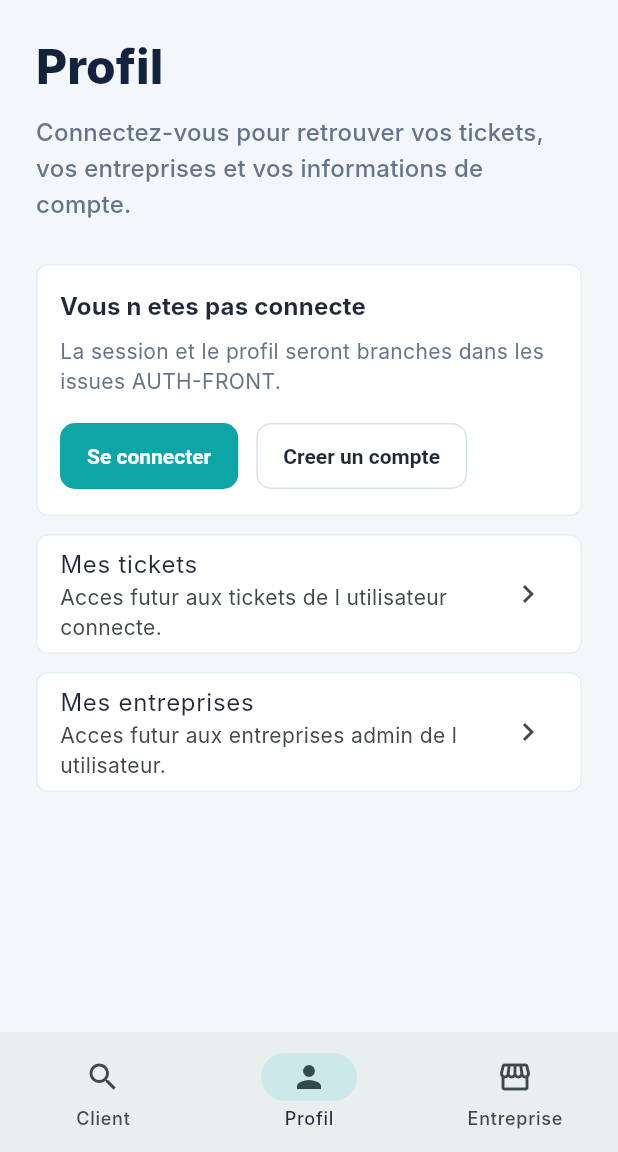
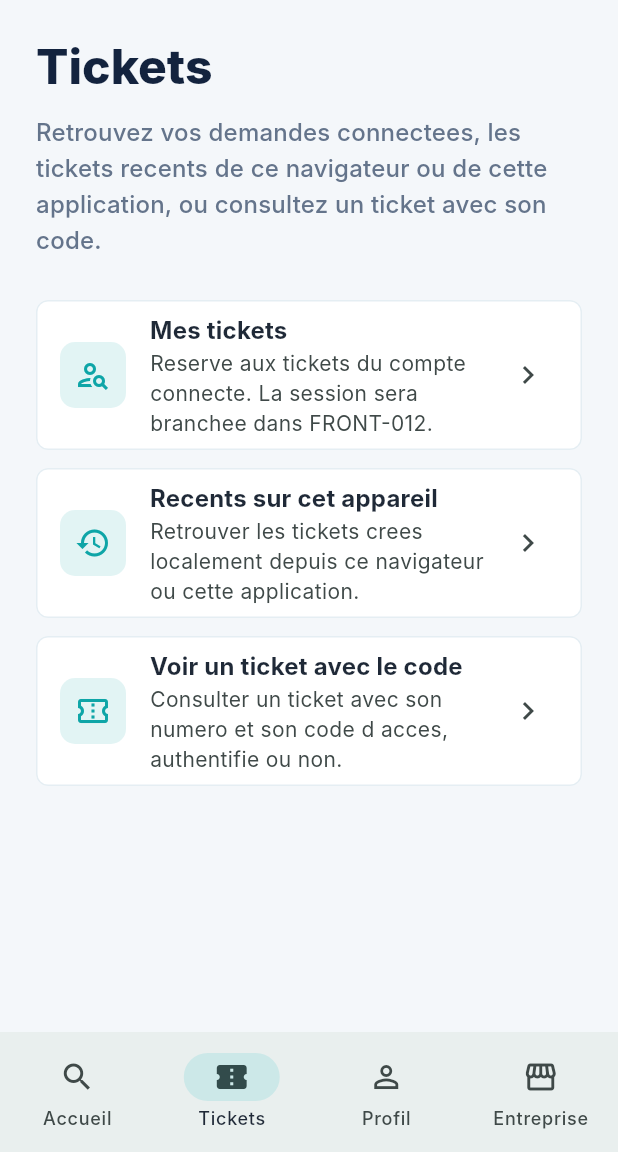
Before and after one commit to Darkstorm97/flowmova-frontend, a Flutter app: the screen it shows after launch, item 2 of the bottom bar chosen, on a phone screen of 412 x 824 dp, the part 84-1236 px from its top. Run offline on Flutter 3.47's test engine with Material 3 defaults, Android fonts, the phone set to English and light mode, and no system bars; Roboto replaces fonts that are missing (Inter).

Commit message:
Align MVP navigation with tickets tab

```diff
--- a/lib/src/app/app_router.dart
+++ b/lib/src/app/app_router.dart
@@ -6,6 +6,7 @@ import '../features/navigation/presentation/flow_mova_navigation_shell.dart';
 import '../features/placeholders/presentation/feature_placeholder_screen.dart';
 import '../features/placeholders/presentation/not_found_screen.dart';
 import '../features/profile/presentation/profile_home_screen.dart';
+import '../features/tickets/presentation/tickets_home_screen.dart';
 import 'app_routes.dart';
 
 abstract final class AppRouter {
@@ -21,6 +22,10 @@ abstract final class AppRouter {
       AppRoutes.profile => const FlowMovaNavigationShell(
         selectedRoute: AppRoutes.profile,
         child: ProfileHomeScreen(),
+      ),
+      AppRoutes.tickets => const FlowMovaNavigationShell(
+        selectedRoute: AppRoutes.tickets,
+        child: TicketsHomeScreen(),
       ),
       AppRoutes.business => const FlowMovaNavigationShell(
         selectedRoute: AppRoutes.business,
--- a/lib/src/app/app_routes.dart
+++ b/lib/src/app/app_routes.dart
@@ -1,6 +1,7 @@
 abstract final class AppRoutes {
   static const client = '/';
   static const clientAlias = '/client';
+  static const tickets = '/tickets';
   static const profile = '/profile';
   static const business = '/business';
 
--- a/lib/src/features/client/presentation/client_home_screen.dart
+++ b/lib/src/features/client/presentation/client_home_screen.dart
@@ -17,12 +17,12 @@ class ClientHomeScreen extends StatelessWidget {
         const FlowMovaLogo(width: 188),
         const SizedBox(height: 32),
         Text(
-          'Trouvez une entreprise et suivez vos demandes.',
+          'Trouvez une entreprise et creez votre demande.',
           style: textTheme.headlineLarge?.copyWith(fontWeight: FontWeight.w800),
         ),
         const SizedBox(height: 12),
         Text(
-          'L espace client sera le point d entree principal pour rechercher une entreprise, filtrer par domaine ou ville, puis creer ou consulter un ticket.',
+          'L accueil sera le point d entree principal pour rechercher une entreprise, filtrer par domaine ou ville, puis acceder aux services disponibles.',
           style: textTheme.titleMedium?.copyWith(color: FlowMovaColors.slate),
         ),
         const SizedBox(height: 28),
@@ -32,7 +32,7 @@ class ClientHomeScreen extends StatelessWidget {
           children: [
             _BrandBadge(label: 'Recherche entreprises'),
             _BrandBadge(label: 'Filtres'),
-            _BrandBadge(label: 'Suivi ticket'),
+            _BrandBadge(label: 'Acces QR code'),
           ],
         ),
         const SizedBox(height: 28),
@@ -47,13 +47,14 @@ class ClientHomeScreen extends StatelessWidget {
         ),
         const SizedBox(height: 12),
         _ClientActionCard(
-          title: 'Consulter un ticket',
+          title: 'Scanner un QR code',
           description:
-              'Acceder a un ticket avec son numero plateforme, puis suivre son statut.',
-          actionLabel: 'Consulter',
-          icon: Icons.confirmation_number_outlined,
+              'Ouvrir rapidement le parcours public d un emplacement ou d une unite de service.',
+          actionLabel: 'Ouvrir',
+          icon: Icons.qr_code_scanner_outlined,
           secondary: true,
-          onPressed: () => Navigator.pushNamed(context, AppRoutes.ticketLookup),
+          onPressed: () =>
+              Navigator.pushNamed(context, AppRoutes.publicLocationDetail),
         ),
       ],
     );
--- a/lib/src/features/navigation/presentation/flow_mova_navigation_shell.dart
+++ b/lib/src/features/navigation/presentation/flow_mova_navigation_shell.dart
@@ -32,7 +32,12 @@ class FlowMovaNavigationShell extends StatelessWidget {
                 NavigationDestination(
                   icon: Icon(Icons.search_outlined),
                   selectedIcon: Icon(Icons.search),
-                  label: 'Client',
+                  label: 'Accueil',
+                ),
+                NavigationDestination(
+                  icon: Icon(Icons.confirmation_number_outlined),
+                  selectedIcon: Icon(Icons.confirmation_number),
+                  label: 'Tickets',
                 ),
                 NavigationDestination(
                   icon: Icon(Icons.person_outline),
@@ -68,7 +73,12 @@ class FlowMovaNavigationShell extends StatelessWidget {
                     NavigationRailDestination(
                       icon: Icon(Icons.search_outlined),
                       selectedIcon: Icon(Icons.search),
-                      label: Text('Client'),
+                      label: Text('Accueil'),
+                    ),
+                    NavigationRailDestination(
+                      icon: Icon(Icons.confirmation_number_outlined),
+                      selectedIcon: Icon(Icons.confirmation_number),
+                      label: Text('Tickets'),
                     ),
                     NavigationRailDestination(
                       icon: Icon(Icons.person_outline),
@@ -93,15 +103,17 @@ class FlowMovaNavigationShell extends StatelessWidget {
   }
 
   int get _selectedIndex => switch (selectedRoute) {
-    AppRoutes.profile => 1,
-    AppRoutes.business => 2,
+    AppRoutes.tickets => 1,
+    AppRoutes.profile => 2,
+    AppRoutes.business => 3,
     _ => 0,
   };
 
   void _goToIndex(BuildContext context, int index) {
     final targetRoute = switch (index) {
-      1 => AppRoutes.profile,
-      2 => AppRoutes.business,
+      1 => AppRoutes.tickets,
+      2 => AppRoutes.profile,
+      3 => AppRoutes.business,
       _ => AppRoutes.client,
     };
 
--- a/lib/src/features/profile/presentation/profile_home_screen.dart
+++ b/lib/src/features/profile/presentation/profile_home_screen.dart
@@ -65,15 +65,9 @@ class ProfileHomeScreen extends StatelessWidget {
         ),
         const SizedBox(height: 12),
         _ProfileShortcut(
-          title: 'Mes tickets',
-          subtitle: 'Acces futur aux tickets de l utilisateur connecte.',
-          routeName: AppRoutes.myTickets,
-        ),
-        const SizedBox(height: 12),
-        _ProfileShortcut(
-          title: 'Mes entreprises',
-          subtitle: 'Acces futur aux entreprises admin de l utilisateur.',
-          routeName: AppRoutes.myCompanies,
+          title: 'Mes infos profil',
+          subtitle: 'Acces futur aux informations du compte connecte.',
+          routeName: AppRoutes.login,
         ),
       ],
     );
--- /dev/null
+++ b/lib/src/features/tickets/presentation/tickets_home_screen.dart
@@ -0,0 +1,94 @@
+import 'package:flutter/material.dart';
+
+import '../../../app/app_routes.dart';
+import '../../../core/theme/flow_mova_colors.dart';
+
+class TicketsHomeScreen extends StatelessWidget {
+  const TicketsHomeScreen({super.key});
+
+  @override
+  Widget build(BuildContext context) {
+    final textTheme = Theme.of(context).textTheme;
+
+    return Column(
+      crossAxisAlignment: CrossAxisAlignment.start,
+      children: [
+        Text(
+          'Tickets',
+          style: textTheme.headlineLarge?.copyWith(fontWeight: FontWeight.w800),
+        ),
+        const SizedBox(height: 12),
+        Text(
+          'Retrouvez vos demandes connectees, les tickets recents de ce navigateur ou de cette application, ou consultez un ticket avec son code.',
+          style: textTheme.titleMedium?.copyWith(color: FlowMovaColors.slate),
+        ),
+        const SizedBox(height: 28),
+        _TicketShortcut(
+          title: 'Mes tickets',
+          subtitle:
+              'Reserve aux tickets du compte connecte. La session sera branchee dans FRONT-012.',
+          icon: Icons.person_search_outlined,
+          routeName: AppRoutes.myTickets,
+        ),
+        const SizedBox(height: 12),
+        _TicketShortcut(
+          title: 'Recents sur cet appareil',
+          subtitle:
+              'Retrouver les tickets crees localement depuis ce navigateur ou cette application.',
+          icon: Icons.history_outlined,
+          routeName: AppRoutes.ticketLookup,
+        ),
+        const SizedBox(height: 12),
+        _TicketShortcut(
+          title: 'Voir un ticket avec le code',
+          subtitle:
+              'Consulter un ticket avec son numero et son code d acces, authentifie ou non.',
+          icon: Icons.confirmation_number_outlined,
+          routeName: AppRoutes.ticketLookup,
+        ),
+      ],
+    );
+  }
+}
+
+class _TicketShortcut extends StatelessWidget {
+  const _TicketShortcut({
+    required this.title,
+    required this.subtitle,
+    required this.icon,
+    required this.routeName,
+  });
+
+  final String title;
+  final String subtitle;
+  final IconData icon;
+  final String routeName;
+
+  @override
+  Widget build(BuildContext context) {
+    final colorScheme = Theme.of(context).colorScheme;
+    final textTheme = Theme.of(context).textTheme;
+
+    return Card(
+      child: ListTile(
+        leading: DecoratedBox(
+          decoration: BoxDecoration(
+            color: colorScheme.primary.withValues(alpha: 0.12),
+            borderRadius: BorderRadius.circular(10),
+          ),
+          child: Padding(
+            padding: const EdgeInsets.all(10),
+            child: Icon(icon, color: colorScheme.primary),
+          ),
+        ),
+        title: Text(
+          title,
+          style: textTheme.titleMedium?.copyWith(fontWeight: FontWeight.w700),
+        ),
+        subtitle: Text(subtitle),
+        trailing: const Icon(Icons.chevron_right),
+        onTap: () => Navigator.pushNamed(context, routeName),
+      ),
+    );
+  }
+}
```
Also changed, not shown: 1 other file.
